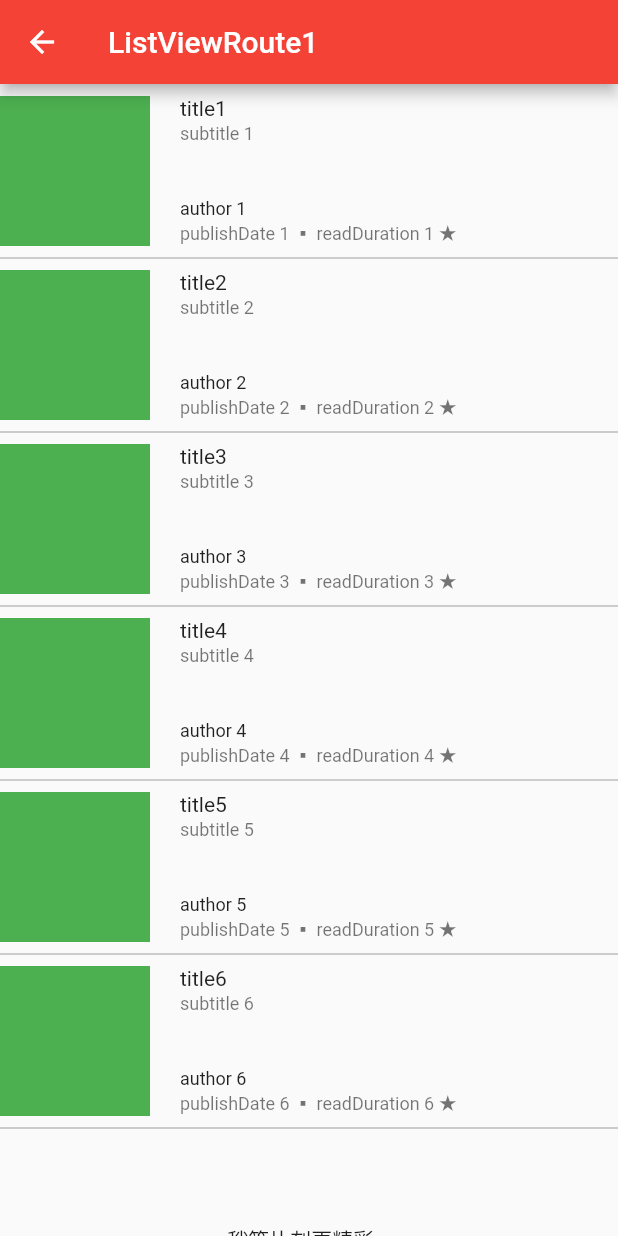
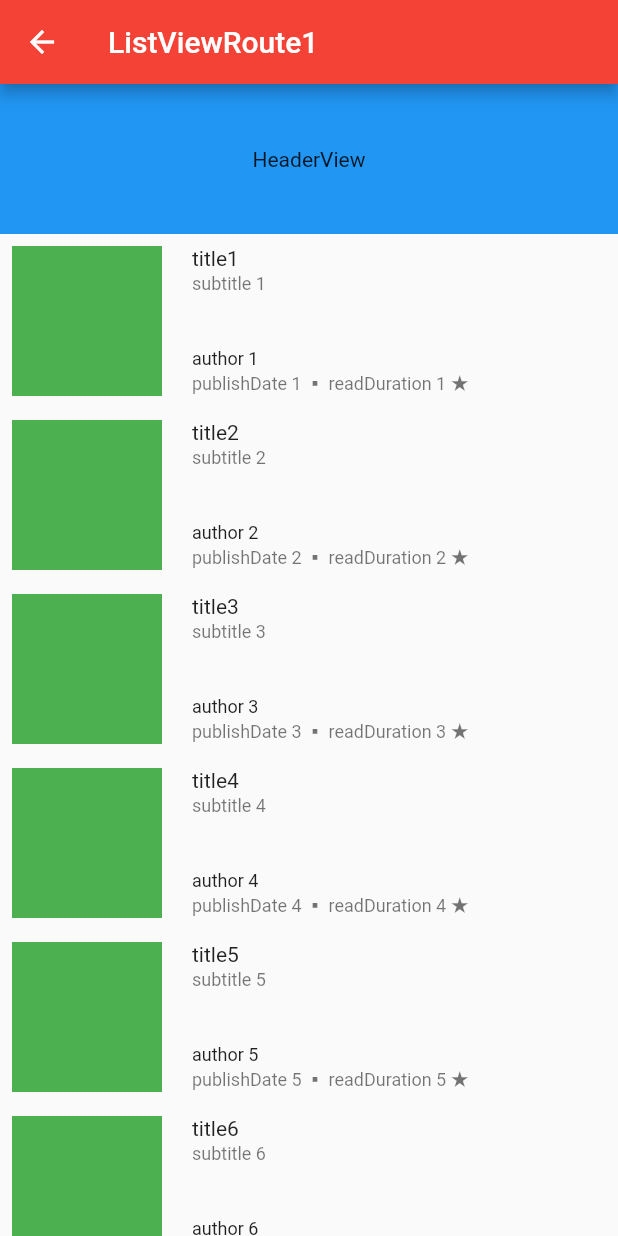
Before and after one commit to iot-mcy/flutter_app, a Flutter app: the ListViewRoute1 screen opened by its route, on a phone screen of 412 x 824 dp. Run offline on Flutter 3.47's test engine with Material 2 defaults, Android fonts, the phone set to English and light mode, and no system bars; our stand-ins replace fluro, fluttertoast; statements that could not run were skipped.

Commit message:
代码更新

```diff
--- a/lib/Test2.dart
+++ b/lib/Test2.dart
@@ -2,7 +2,7 @@ import 'package:flutter/material.dart';
 
 class Test2 extends StatelessWidget {
   const Test2({Key key}) : super(key: key);
-  static const String routeName = "/Test2";
+  static const String routeName = "/widget/Test2";
 
   @override
   Widget build(BuildContext context) {
--- a/lib/components/list_refresh.dart
+++ b/lib/components/list_refresh.dart
@@ -13,17 +13,21 @@ class ListRefresh extends StatefulWidget {
   final renderItem;
   final requestApi;
   final headerView;
+  final bool showDivider;
 
-  const ListRefresh([this.requestApi, this.renderItem, this.headerView])
+  const ListRefresh(
+      [this.requestApi, this.renderItem, this.headerView, this.showDivider])
       : super();
 
   @override
-  State<StatefulWidget> createState() => _ListRefreshState();
+  State<StatefulWidget> createState() => _ListRefreshState(showDivider);
 }
 
 class _ListRefreshState extends State<ListRefresh> {
+  _ListRefreshState(this.isShowDivider);
+
   static final int pageSize = 7;
-
+  bool isShowDivider;
   bool isLoading = false; // 是否正在请求数据中
   bool _hasMore = true; // 是否还有更多数据可加载
   int _pageIndex = 0; // 页面的索引
@@ -161,9 +165,20 @@ class _ListRefreshState extends State<ListRefresh> {
   @override
   Widget build(BuildContext context) {
     return new RefreshIndicator(
-      child: _SeparatedListViewWidget(),
+      child: getListView(),
       onRefresh: _handleRefresh,
     );
+  }
+
+  Widget getListView() {
+    if (isShowDivider == null) {
+      isShowDivider = false;
+    }
+    if (isShowDivider) {
+      return _SeparatedListViewWidget();
+    } else {
+      return _ListViewWidget();
+    }
   }
 
   Widget _ListViewWidget() {
@@ -193,12 +208,12 @@ class _ListRefreshState extends State<ListRefresh> {
   }
 
   Widget _SeparatedListViewWidget() {
-    Widget dividerBlue = Divider(
+    Widget divider = Divider(
       color: Colors.grey,
       height: 0.0,
     );
     return ListView.separated(
-      separatorBuilder: (BuildContext context, int index) => dividerBlue,
+      separatorBuilder: (BuildContext context, int index) => divider,
       itemCount: items.length + 1,
       itemBuilder: (context, index) {
         if (index == 0 && index != items.length) {
--- a/lib/custom_view/CustomListItemTwo.dart
+++ b/lib/custom_view/CustomListItemTwo.dart
@@ -1,5 +1,5 @@
 import 'package:flutter/material.dart';
-//import 'package:fluttertoast/fluttertoast.dart';
+import 'package:fluttertoast/fluttertoast.dart';
 
 class CustomListItemTwo extends StatelessWidget {
   final Widget thumbnail;
@@ -24,7 +24,7 @@ class CustomListItemTwo extends StatelessWidget {
     // TODO: implement build
     return InkWell(
       child: Padding(
-        padding: EdgeInsets.symmetric(vertical: 8.0),
+        padding: EdgeInsets.symmetric(vertical: 8.0, horizontal: 8.0),
         child: SizedBox(
           height: 100.0,
           child: Row(
@@ -94,15 +94,7 @@ class CustomListItemTwo extends StatelessWidget {
   void onItemClick(String title) {
     // todo 做跳转动作
     print(title);
-//    Fluttertoast.showToast(
-//        msg: "This is Center Short Toast",
-//        toastLength: Toast.LENGTH_SHORT,
-//        gravity: ToastGravity.CENTER,
-//        timeInSecForIos: 1,
-//        backgroundColor: Colors.red,
-//        textColor: Colors.white,
-//        fontSize: 16.0
-//    );
+    Fluttertoast.showToast(msg: title);
   }
 }
 
--- /dev/null
+++ b/lib/routers/application.dart
@@ -0,0 +1,8 @@
+import 'package:flutter/material.dart';
+import 'package:fluro/fluro.dart';
+
+class Application {
+
+  static Router router;
+
+}
--- /dev/null
+++ b/lib/routers/routes.dart
@@ -0,0 +1,13 @@
+import 'package:flutter/material.dart';
+import 'package:fluro/fluro.dart';
+import 'package:flutter_app/routers/router_handler.dart';
+
+import '../Test2.dart';
+
+class Routes {
+
+  static void configureRoutes(Router router){
+    router.define("/category/:type", handler: categoryHandler);
+    router.define(Test2.routeName, handler: routesTest1Handler);
+  }
+}
--- a/lib/test1.dart
+++ b/lib/test1.dart
@@ -1,4 +1,6 @@
 import 'package:flutter/material.dart';
+
+import 'model/story.dart';
 
 class Test1 extends StatelessWidget {
   const Test1({Key key}) : super(key: key);
@@ -7,6 +9,7 @@ class Test1 extends StatelessWidget {
   @override
   Widget build(BuildContext context) {
     // TODO: implement build
+    final StoryModel model = ModalRoute.of(context).settings.arguments;
     return new SampleAppPage();
   }
 }
--- a/lib/widget/ListViewRoute1.dart
+++ b/lib/widget/ListViewRoute1.dart
@@ -1,5 +1,6 @@
 import 'package:flutter/material.dart';
 import 'package:flutter_app/components/list_refresh.dart' as listComp;
+import 'package:flutter_app/components/pagination.dart';
 import 'package:flutter_app/custom_view/CustomListItemTwo.dart';
 
 import 'ListViewRoute.dart';
@@ -26,14 +27,15 @@ class _ListViewRoute1 extends State<ListViewRoute1> {
         body: Column(
           children: <Widget>[
             Expanded(
-                child:
-                    listComp.ListRefresh(getIndexListData, getItemWidget, null))
+                child: listComp.ListRefresh(
+                    getIndexListData, getItemWidget, headerView1, false))
           ],
         ));
   }
 }
 
 Future<Map> getIndexListData([Map<String, dynamic> params]) async {
+  //todo 在这里做网络请求
   var pageIndex = (params is Map) ? params['pageIndex'] : 0;
   var pageTotal = 10;
 
@@ -73,3 +75,24 @@ Widget getItemWidget(index, item) {
     readDuration: readDuration,
   );
 }
+
+Widget headerView() {
+  return Column(
+    children: <Widget>[
+      Stack(
+        children: <Widget>[
+          Pagination(),
+        ],
+      )
+    ],
+  );
+}
+
+Widget headerView1() {
+  return Container(
+        height: 100.0,
+        color: Colors.blue,
+        alignment: Alignment.center,
+        child: Text("HeaderView"),
+  );
+}
--- a/pubspec.yaml
+++ b/pubspec.yaml
@@ -24,6 +24,9 @@ dependencies:
   # Use with the CupertinoIcons class for iOS style icons.
   cupertino_icons: ^0.1.2
   fluttertoast: ^3.1.0
+  #Fluro is a Flutter routing library that adds flexible routing options like wildcards,
+  #named parameters and clear route definitions.
+  fluro: "^1.4.0"
 
 dev_dependencies:
   flutter_test:
```
Also changed, not shown: lib/app.dart (+37 -6 lines), lib/components/home_banner.dart (added, +142 -0 lines), lib/components/pagination.dart (added, +92 -0 lines), lib/model/story.dart (added, +23 -0 lines), lib/routers/router_handler.dart (added, +21 -0 lines), pubspec.lock.
